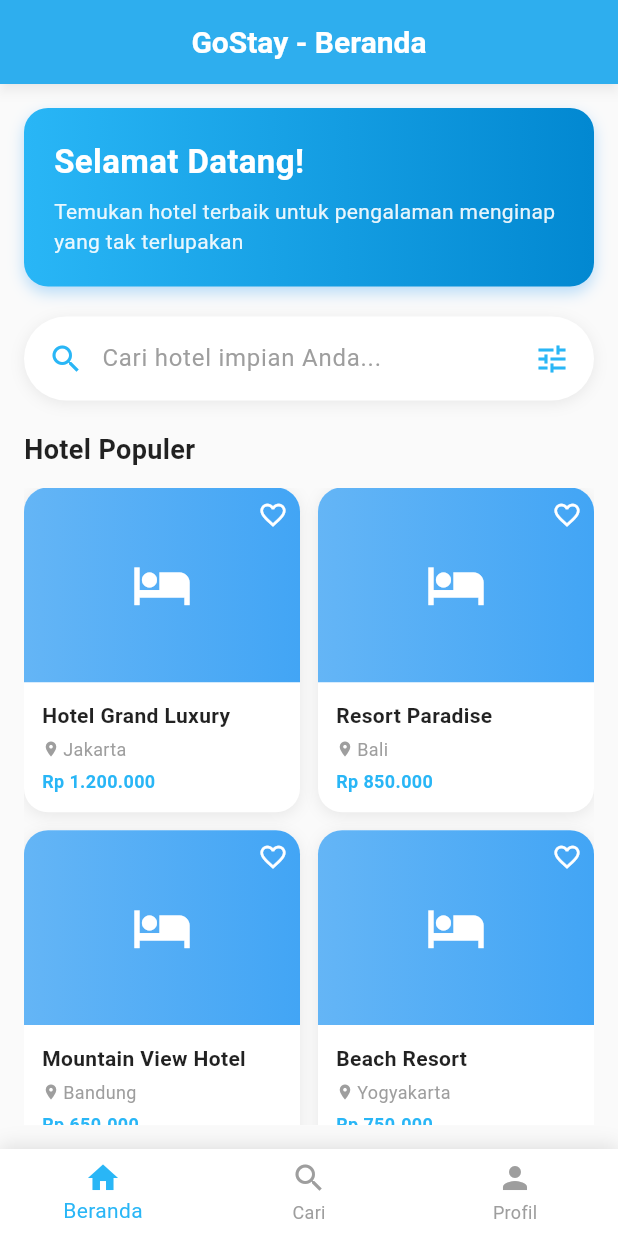
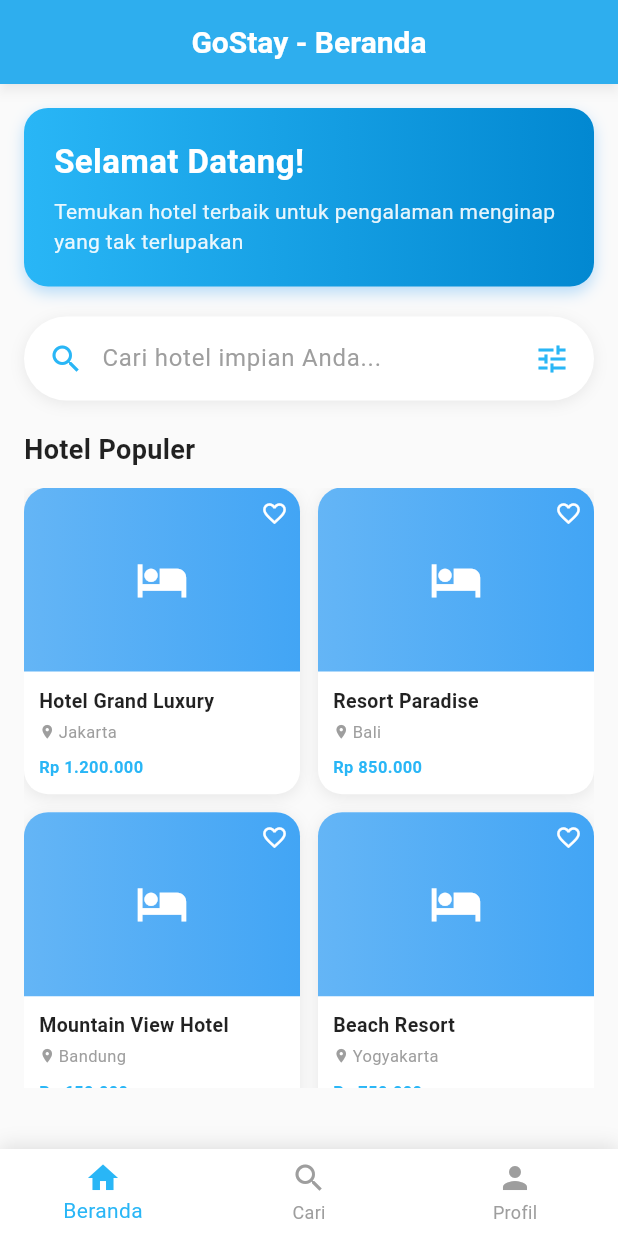
Before and after one commit to alifahfwzy/alianta_gostay, a Flutter app: the BerandaPage screen opened directly, on a phone screen of 412 x 824 dp. Run offline on Flutter 3.47's test engine with Material 3 defaults, Android fonts, the light colour scheme and no system bars.

Commit message:
update beranda

```diff
--- a/lib/beranda.dart
+++ b/lib/beranda.dart
@@ -51,7 +51,8 @@ class _BerandaPageState extends State<BerandaPage> {
         shadowColor: Colors.black26,
       ),
       backgroundColor: Colors.grey[50],
-      body: Padding(
+      body: SingleChildScrollView(
+        child: Padding(
           padding: const EdgeInsets.all(16.0),
           child: Column(
             crossAxisAlignment: CrossAxisAlignment.start,
@@ -99,7 +100,10 @@ class _BerandaPageState extends State<BerandaPage> {
 
               // Search Bar
               Container(
-              padding: const EdgeInsets.symmetric(horizontal: 16, vertical: 4),
+                padding: const EdgeInsets.symmetric(
+                  horizontal: 16,
+                  vertical: 4,
+                ),
                 decoration: BoxDecoration(
                   color: Colors.white,
                   borderRadius: BorderRadius.circular(30),
@@ -141,8 +145,9 @@ class _BerandaPageState extends State<BerandaPage> {
               ),
               const SizedBox(height: 12),
 
-            // Hotel Grid
-            Expanded(
+              // Hotel Grid - Fixed height
+              SizedBox(
+                height: 400, // Fixed height untuk grid
                 child: GridView.builder(
                   physics: const BouncingScrollPhysics(),
                   itemCount: hotelList.length,
@@ -150,7 +155,7 @@ class _BerandaPageState extends State<BerandaPage> {
                     crossAxisCount: 2,
                     crossAxisSpacing: 12,
                     mainAxisSpacing: 12,
-                  childAspectRatio: 0.85,
+                    childAspectRatio: 0.9,
                   ),
                   itemBuilder: (context, index) {
                     final hotel = hotelList[index];
@@ -191,7 +196,7 @@ class _BerandaPageState extends State<BerandaPage> {
                                   Center(
                                     child: Icon(
                                       Icons.hotel,
-                                    size: 40,
+                                      size: 35,
                                       color: Colors.white,
                                     ),
                                   ),
@@ -201,7 +206,7 @@ class _BerandaPageState extends State<BerandaPage> {
                                     child: Icon(
                                       Icons.favorite_border,
                                       color: Colors.white,
-                                    size: 20,
+                                      size: 18,
                                     ),
                                   ),
                                 ],
@@ -212,30 +217,32 @@ class _BerandaPageState extends State<BerandaPage> {
                           Expanded(
                             flex: 2,
                             child: Padding(
-                            padding: const EdgeInsets.all(12),
+                              padding: const EdgeInsets.all(10),
                               child: Column(
                                 crossAxisAlignment: CrossAxisAlignment.start,
-                              mainAxisAlignment: MainAxisAlignment.spaceBetween,
+                                mainAxisAlignment:
+                                    MainAxisAlignment.spaceBetween,
                                 children: [
                                   Column(
-                                  crossAxisAlignment: CrossAxisAlignment.start,
+                                    crossAxisAlignment:
+                                        CrossAxisAlignment.start,
                                     children: [
                                       Text(
                                         hotel['name']!,
                                         style: const TextStyle(
                                           fontWeight: FontWeight.bold,
-                                        fontSize: 14,
+                                          fontSize: 13,
                                           color: Colors.black87,
                                         ),
                                         maxLines: 1,
                                         overflow: TextOverflow.ellipsis,
                                       ),
-                                    const SizedBox(height: 4),
+                                      const SizedBox(height: 3),
                                       Row(
                                         children: [
                                           const Icon(
                                             Icons.location_on,
-                                          size: 12,
+                                            size: 11,
                                             color: Colors.grey,
                                           ),
                                           const SizedBox(width: 2),
@@ -243,7 +250,7 @@ class _BerandaPageState extends State<BerandaPage> {
                                             child: Text(
                                               hotel['location']!,
                                               style: const TextStyle(
-                                              fontSize: 12,
+                                                fontSize: 11,
                                                 color: Colors.grey,
                                               ),
                                             ),
@@ -256,7 +263,7 @@ class _BerandaPageState extends State<BerandaPage> {
                                     hotel['price']!,
                                     style: const TextStyle(
                                       fontWeight: FontWeight.bold,
-                                    fontSize: 12,
+                                      fontSize: 11,
                                       color: Color(0xFF29B6F6),
                                     ),
                                   ),
@@ -270,7 +277,9 @@ class _BerandaPageState extends State<BerandaPage> {
                   },
                 ),
               ),
+              const SizedBox(height: 20), // Extra space sebelum bottom nav
             ],
+          ),
         ),
       ),
       // Bottom Navigation Bar
```
Lines whose indentation alone changed are shown as unchanged.
